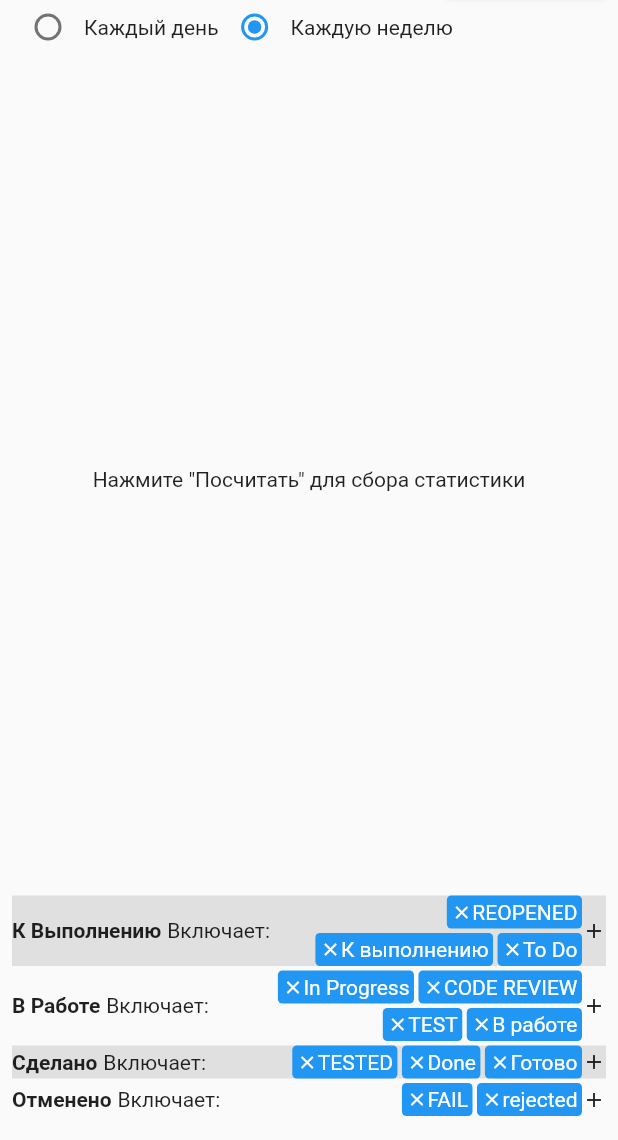
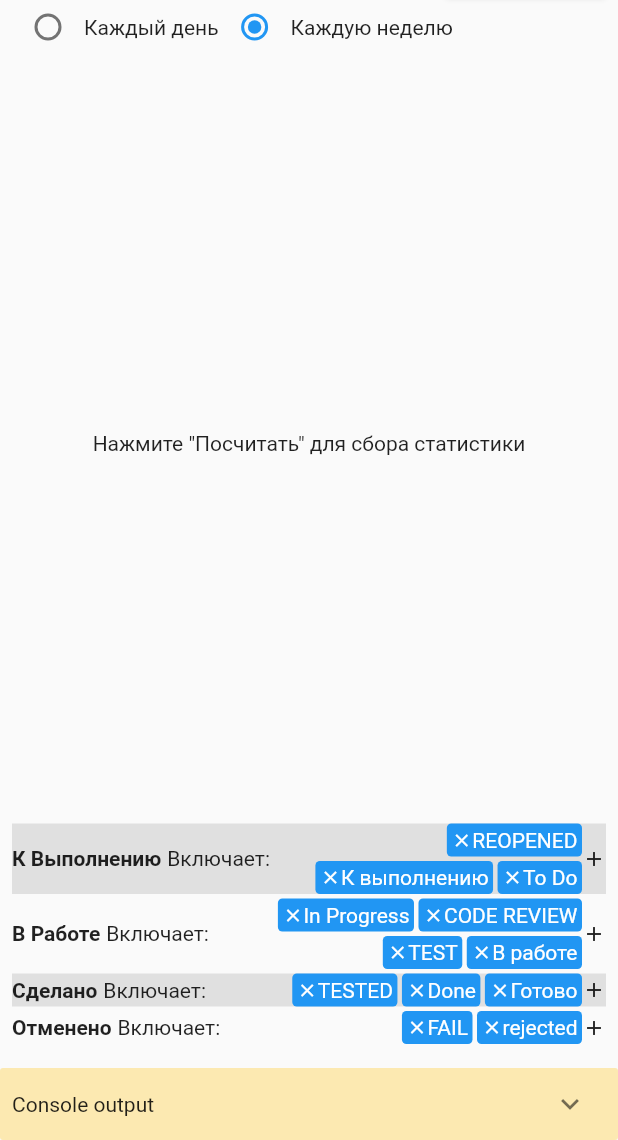
Before and after one commit to mishkov/jira_api_app, a Flutter app: the screen it shows after launch, after a tap on "Войти", on a phone screen of 412 x 824 dp, the part 96-1236 px from its top. Run offline on Flutter 3.47's test engine with Material 2 defaults, Android fonts, the phone set to English and light mode, and no system bars; our stand-ins replace shared_preferences, syncfusion_flutter_charts; missing offline and left inert: jira_api.

Commit message:
Add console output

```diff
--- a/lib/home_page.dart
+++ b/lib/home_page.dart
@@ -1,5 +1,3 @@
-import 'dart:developer';
-
 import 'package:flutter/cupertino.dart';
 import 'package:flutter/material.dart';
 import 'package:jira_api/jira_api.dart';
@@ -60,6 +58,9 @@ class _HomePageState extends State<HomePage> {
   String _storyPointsField = 'customfield_10016';
 
   final _localStorage = LocalStorage();
+
+  bool _isConsoleExpanded = false;
+  final List<String> _consoleMessages = [];
 
   @override
   void initState() {
@@ -140,6 +141,10 @@ class _HomePageState extends State<HomePage> {
 
   Future<void> _groupEstimationByCategories() async {
     setState(() {
+      _consoleMessages.clear();
+    });
+
+    setState(() {
       _results = _rawResultsFuture!;
     });
 
@@ -154,12 +159,18 @@ class _HomePageState extends State<HomePage> {
         });
 
         if (possibleCategories.isEmpty) {
-          log('${estimationGroup.groupStatus.name} is not found in available categories');
+          setState(() {
+            _consoleMessages.add(
+                'Status "${estimationGroup.groupStatus.name}" is not found in available categories');
+          });
           continue;
         }
 
         if (possibleCategories.length > 1) {
-          log('found more than one ${estimationGroup.groupStatus.name}');
+          setState(() {
+            _consoleMessages.add(
+                'found more than one "${estimationGroup.groupStatus.name}" status');
+          });
           continue;
         }
 
@@ -266,6 +277,55 @@ class _HomePageState extends State<HomePage> {
       ),
     );
 
+    final Widget console = ExpansionPanelList(
+      elevation: 0.0,
+      expansionCallback: (panelIndex, isExpanded) {
+        setState(() {
+          _isConsoleExpanded = !isExpanded;
+        });
+      },
+      children: [
+        ExpansionPanel(
+          canTapOnHeader: true,
+          isExpanded: _isConsoleExpanded,
+          backgroundColor: Colors.amber.withOpacity(0.3),
+          headerBuilder: (context, isExpanded) {
+            return const Padding(
+              padding: EdgeInsets.only(left: 8.0),
+              child: Align(
+                alignment: Alignment.centerLeft,
+                child: Text('Console output'),
+              ),
+            );
+          },
+          body: ConstrainedBox(
+            constraints: const BoxConstraints(maxHeight: 300),
+            child: ListView.builder(
+              shrinkWrap: true,
+              itemCount: _consoleMessages.length,
+              itemBuilder: (context, index) {
+                Widget widget = Padding(
+                  padding: const EdgeInsets.symmetric(
+                    horizontal: 8.0,
+                    vertical: 2.0,
+                  ),
+                  child: SelectableText(_consoleMessages[index]),
+                );
+                if (index.isEven) {
+                  widget = Container(
+                    color: Theme.of(context).scaffoldBackgroundColor,
+                    child: widget,
+                  );
+                }
+
+                return widget;
+              },
+            ),
+          ),
+        ),
+      ],
+    );
+
     return LayoutBuilder(builder: (context, constraints) {
       final isVertical = (constraints.maxWidth / constraints.maxHeight) < 2;
       Widget content;
@@ -316,6 +376,7 @@ class _HomePageState extends State<HomePage> {
               child: stats,
             ),
             statusesCategories,
+            console,
           ],
         );
       } else {
@@ -362,6 +423,7 @@ class _HomePageState extends State<HomePage> {
                   ),
                   const Spacer(),
                   statusesCategories,
+                  console,
                 ],
               ),
             ),
```
